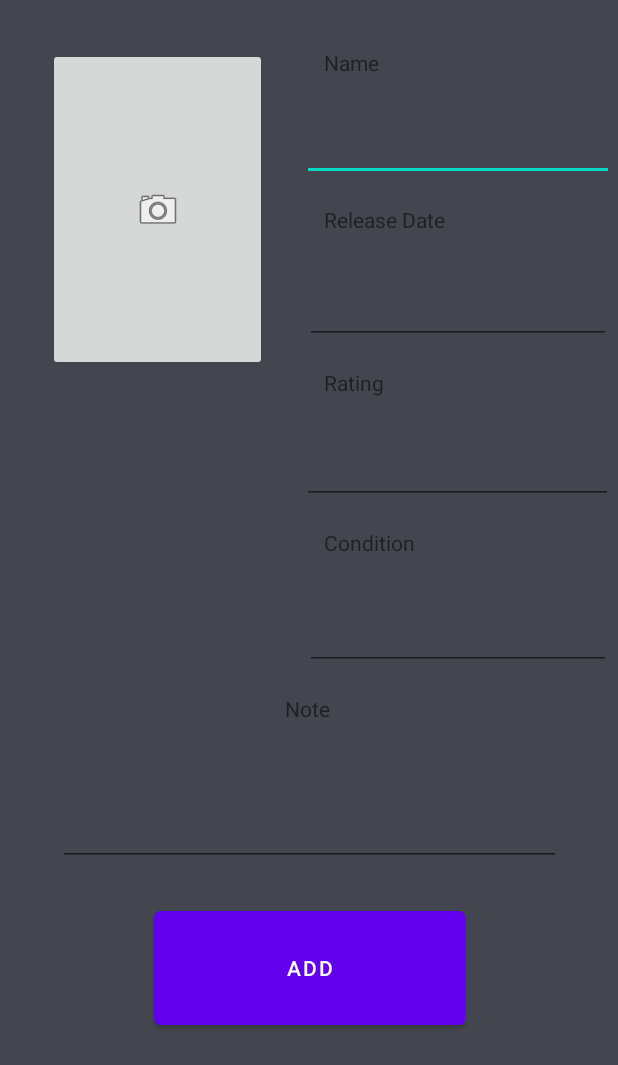
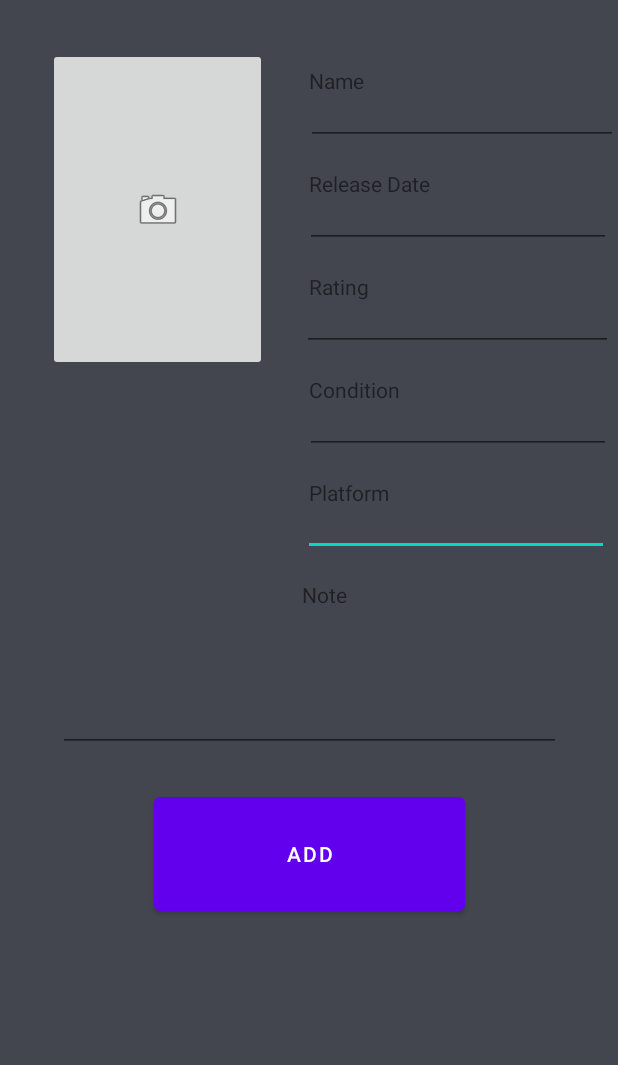
Before and after one commit to Short-T/GamecatApp, an Android app: the screen it shows after launch (AddActivity), after a tap on "Add", on a phone screen of 412 x 824 dp. Shown: the top 1065 px of the screen. Run offline under Robolectric (Android 15) with nearby library versions, the phone set to English and light mode, and no system bars; pictures from the network do not load.

Commit message:
Added platform to game add button.

```diff
--- a/app/src/main/java/ca/unb/mobiledev/gamecat/AddActivity.kt
+++ b/app/src/main/java/ca/unb/mobiledev/gamecat/AddActivity.kt
@@ -18,6 +18,7 @@ import java.util.*
 
 class AddActivity : AppCompatActivity() {
     private var editTextTitle: EditText? = null
+    private var editPlatform: EditText? = null
     private var editTextRelease: EditText? = null
     private var editTextCond: EditText? = null
     private var editTextNotes: EditText? = null
@@ -31,6 +32,7 @@ class AddActivity : AppCompatActivity() {
         setContentView(R.layout.activity_add)
 
         editTextTitle = findViewById(R.id.textInputName)
+        editPlatform = findViewById(R.id.textInputPlatform)//adding to xml rn
         editTextRelease = findViewById(R.id.textInputRelease)
         editTextCond = findViewById(R.id.textInputCond)
         editTextNotes = findViewById(R.id.textInputNotes)
--- a/app/src/main/java/ca/unb/mobiledev/gamecat/MainActivity.kt
+++ b/app/src/main/java/ca/unb/mobiledev/gamecat/MainActivity.kt
@@ -15,7 +15,7 @@ import androidx.recyclerview.widget.RecyclerView
 import ca.unb.mobiledev.gamecat.repository.model.Game
 import java.util.ArrayList
 class MainActivity : AppCompatActivity() {
-    private var test: Button? = null
+    //private var test: Button? = null
     private var aTest: ImageButton? = null
     override fun onCreate(savedInstanceState: Bundle?) {
         super.onCreate(savedInstanceState)
--- a/app/src/main/res/layout/activity_add.xml
+++ b/app/src/main/res/layout/activity_add.xml
@@ -6,6 +6,20 @@
     android:layout_height="match_parent"
     android:background="@color/material_dynamic_neutral_variant30"
     tools:context="ca.unb.mobiledev.gamecat.AddActivity">
+
+        <EditText
+            android:id="@+id/textInputPlatform"
+            android:layout_width="204dp"
+            android:layout_height="25dp"
+            android:layout_marginStart="38dp"
+            android:layout_marginTop="76dp"
+            android:layout_marginEnd="18dp"
+            android:ems="10"
+            android:inputType="textPersonName"
+            app:layout_constraintEnd_toEndOf="parent"
+            app:layout_constraintHorizontal_bias="0.555"
+            app:layout_constraintStart_toEndOf="@+id/imageButton"
+            app:layout_constraintTop_toBottomOf="@+id/conditionLabel" />
 
         <Button
             android:id="@+id/addButton"
@@ -35,13 +49,14 @@
         <EditText
             android:id="@+id/textInputName"
             android:layout_width="208dp"
-            android:layout_height="61dp"
+            android:layout_height="25dp"
             android:layout_marginStart="38dp"
             android:layout_marginTop="8dp"
             android:layout_marginEnd="18dp"
             android:ems="10"
             android:inputType="textPersonName"
             app:layout_constraintEnd_toEndOf="parent"
+            app:layout_constraintHorizontal_bias="0.419"
             app:layout_constraintStart_toEndOf="@+id/imageButton"
             app:layout_constraintTop_toBottomOf="@+id/nameLabel" />
 
@@ -49,9 +64,9 @@
             android:id="@+id/nameLabel"
             android:layout_width="wrap_content"
             android:layout_height="wrap_content"
-            android:layout_marginStart="38dp"
-            android:layout_marginTop="32dp"
-            android:text = "Name"
+            android:layout_marginStart="28dp"
+            android:layout_marginTop="44dp"
+            android:text="Name"
             app:layout_constraintStart_toEndOf="@+id/imageButton"
             app:layout_constraintTop_toTopOf="parent" />
 
@@ -59,7 +74,7 @@
             android:id="@+id/releaseLabel"
             android:layout_width="wrap_content"
             android:layout_height="wrap_content"
-            android:layout_marginStart="38dp"
+            android:layout_marginStart="28dp"
             android:layout_marginTop="16dp"
             android:text="Release Date"
             app:layout_constraintStart_toEndOf="@+id/imageButton"
@@ -68,7 +83,7 @@
         <EditText
             android:id="@+id/textInputRelease"
             android:layout_width="204dp"
-            android:layout_height="65dp"
+            android:layout_height="25dp"
             android:layout_marginStart="38dp"
             android:layout_marginTop="8dp"
             android:layout_marginEnd="18dp"
@@ -82,7 +97,7 @@
             android:id="@+id/ratingLabel"
             android:layout_width="wrap_content"
             android:layout_height="wrap_content"
-            android:layout_marginStart="38dp"
+            android:layout_marginStart="28dp"
             android:layout_marginTop="16dp"
             android:text="Rating"
             app:layout_constraintStart_toEndOf="@+id/imageButton"
@@ -91,7 +106,7 @@
         <EditText
             android:id="@+id/textInputRating"
             android:layout_width="207dp"
-            android:layout_height="63dp"
+            android:layout_height="25dp"
             android:layout_marginStart="38dp"
             android:layout_marginTop="8dp"
             android:layout_marginEnd="18dp"
@@ -105,16 +120,26 @@
             android:id="@+id/conditionLabel"
             android:layout_width="wrap_content"
             android:layout_height="wrap_content"
-            android:layout_marginStart="38dp"
+            android:layout_marginStart="28dp"
             android:layout_marginTop="16dp"
             android:text="Condition"
             app:layout_constraintStart_toEndOf="@+id/imageButton"
             app:layout_constraintTop_toBottomOf="@+id/textInputRating" />
 
+        <TextView
+            android:id="@+id/platformLabel"
+            android:layout_width="wrap_content"
+            android:layout_height="wrap_content"
+            android:layout_marginStart="28dp"
+            android:layout_marginTop="16dp"
+            android:text="Platform"
+            app:layout_constraintStart_toEndOf="@+id/imageButton"
+            app:layout_constraintTop_toBottomOf="@+id/textInputCond" />
+
         <EditText
             android:id="@+id/textInputCond"
             android:layout_width="204dp"
-            android:layout_height="67dp"
+            android:layout_height="25dp"
             android:layout_marginStart="38dp"
             android:layout_marginTop="8dp"
             android:layout_marginEnd="18dp"
@@ -131,8 +156,9 @@
             android:layout_marginTop="16dp"
             android:text="Notes"
             app:layout_constraintEnd_toEndOf="parent"
+            app:layout_constraintHorizontal_bias="0.53"
             app:layout_constraintStart_toStartOf="parent"
-            app:layout_constraintTop_toBottomOf="@+id/textInputCond" />
+            app:layout_constraintTop_toBottomOf="@+id/textInputPlatform" />
 
         <EditText
             android:id="@+id/textInputNotes"
```
